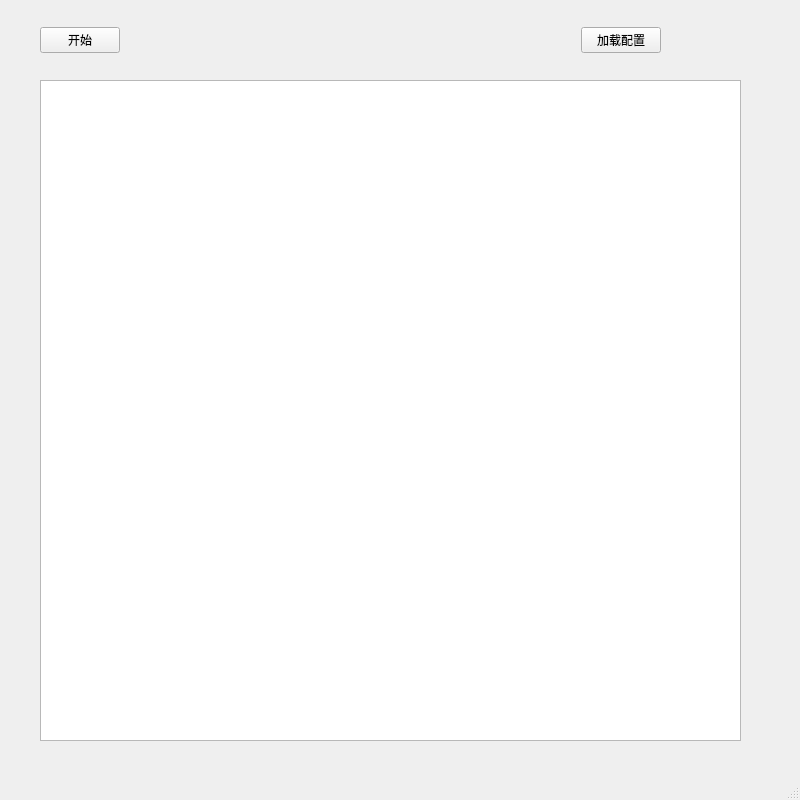
The window that resource/ui/main_ui.ui (zpc1/watch_file) describes before a commit, drawn with Qt 5.
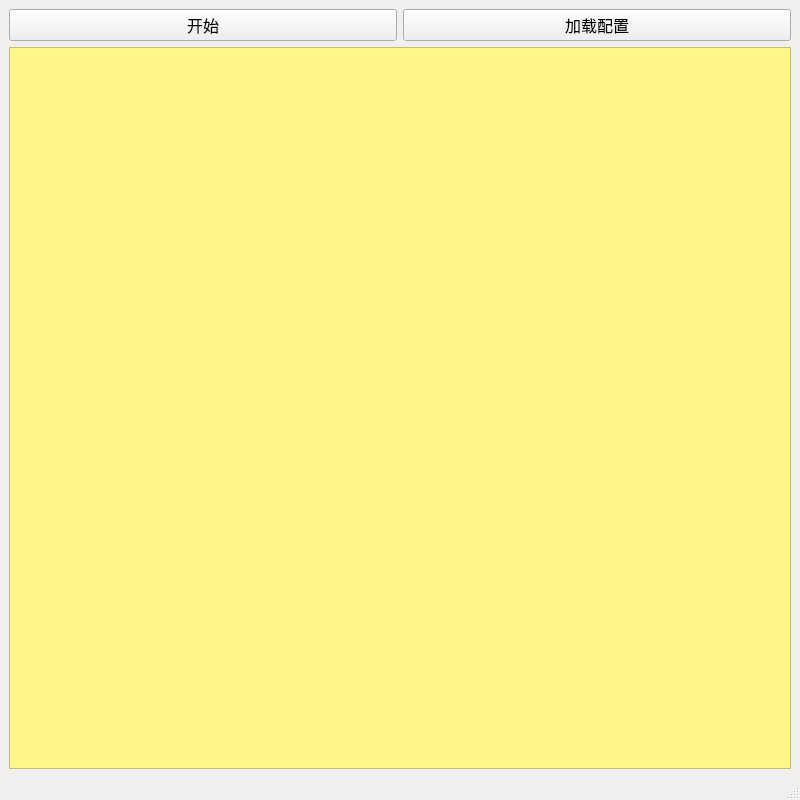
The same window after the commit.

Commit message: 增加隐藏到状态栏，增加图标，增加垂直布局

Patch:
```diff
--- a/resource/ui/main_ui.ui
+++ b/resource/ui/main_ui.ui
@@ -14,18 +14,29 @@
    <string>dicom客户端</string>
   </property>
   <widget class="QWidget" name="centralwidget">
-   <widget class="QWidget" name="horizontalLayoutWidget">
-    <property name="geometry">
-     <rect>
-      <x>40</x>
-      <y>20</y>
-      <width>621</width>
-      <height>41</height>
-     </rect>
-    </property>
+   <property name="sizePolicy">
+    <sizepolicy hsizetype="Preferred" vsizetype="Preferred">
+     <horstretch>0</horstretch>
+     <verstretch>0</verstretch>
+    </sizepolicy>
+   </property>
+   <property name="autoFillBackground">
+    <bool>false</bool>
+   </property>
+   <layout class="QVBoxLayout" name="verticalLayout">
+    <item>
     <layout class="QHBoxLayout" name="horizontalLayout">
+      <property name="sizeConstraint">
+       <enum>QLayout::SetDefaultConstraint</enum>
+      </property>
      <item>
       <widget class="QPushButton" name="btn_start">
+        <property name="font">
+         <font>
+          <family>Arial</family>
+          <pointsize>12</pointsize>
+         </font>
+        </property>
        <property name="text">
         <string>开始</string>
        </property>
@@ -35,37 +46,43 @@
       </widget>
      </item>
      <item>
-      <spacer name="horizontalSpacer">
-       <property name="orientation">
-        <enum>Qt::Horizontal</enum>
-       </property>
-       <property name="sizeHint" stdset="0">
-        <size>
-         <width>40</width>
-         <height>20</height>
-        </size>
-       </property>
-      </spacer>
-     </item>
-     <item>
-      <widget class="QPushButton" name="pushButton">
+       <widget class="QPushButton" name="btn_init_para">
+        <property name="font">
+         <font>
+          <family>Arial</family>
+          <pointsize>12</pointsize>
+         </font>
+        </property>
        <property name="text">
         <string>加载配置</string>
        </property>
       </widget>
      </item>
     </layout>
-   </widget>
+    </item>
+    <item>
    <widget class="QPlainTextEdit" name="pte_log">
-    <property name="geometry">
-     <rect>
-      <x>40</x>
-      <y>80</y>
-      <width>701</width>
-      <height>661</height>
-     </rect>
-    </property>
-   </widget>
+      <property name="font">
+       <font>
+        <family>宋体</family>
+        <pointsize>16</pointsize>
+       </font>
+      </property>
+      <property name="autoFillBackground">
+       <bool>true</bool>
+      </property>
+      <property name="styleSheet">
+       <string notr="true">background-color:rgb(255, 246, 137)</string>
+      </property>
+      <property name="plainText">
+       <string/>
+      </property>
+      <property name="placeholderText">
+       <string/>
+      </property>
+     </widget>
+    </item>
+   </layout>
   </widget>
   <widget class="QMenuBar" name="menubar">
    <property name="geometry">
```
Left out of the diff: 18 changed lines with no effect on the pictures. Lines whose indentation alone changed are shown as unchanged. The commit also changes 5 other files.
